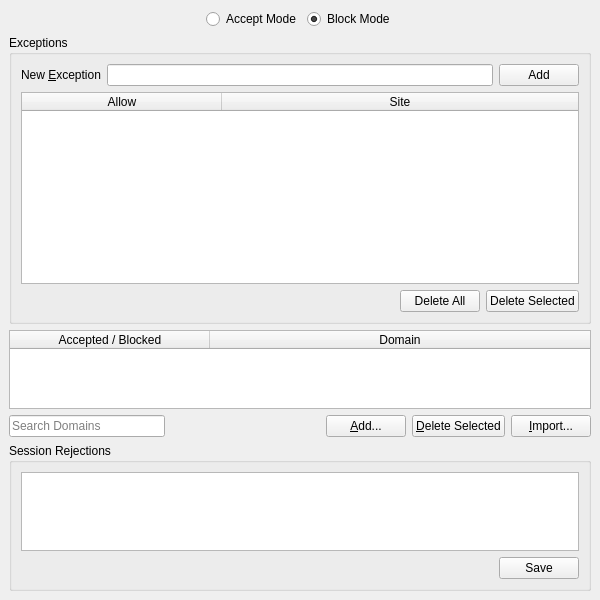
Old version of the form 2.x/UI/dooble_accepted_or_blocked_domains.ui in the repository textbrowser/dooble.
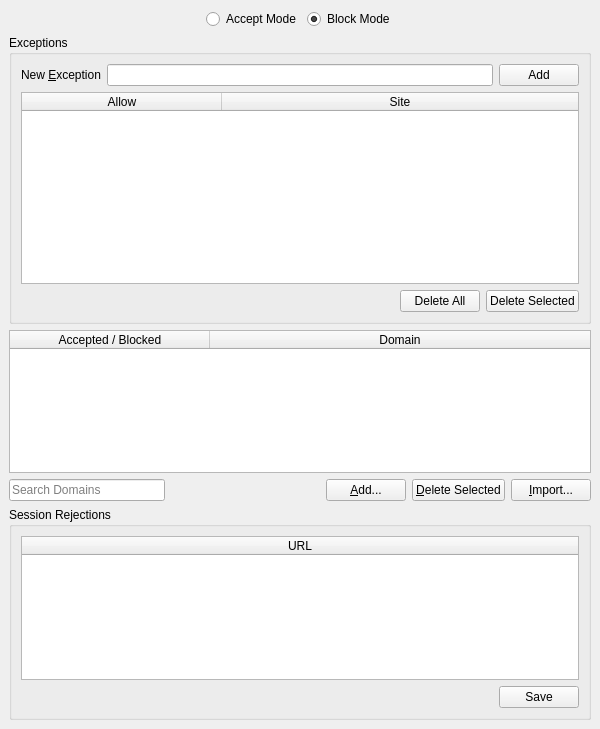
New version of the form. Icons and pictures are not drawn. Custom widgets are drawn as their Qt base class.

Diff of the .ui file:
```diff
--- a/2.x/UI/dooble_accepted_or_blocked_domains.ui
+++ b/2.x/UI/dooble_accepted_or_blocked_domains.ui
@@ -7,7 +7,7 @@
     <x>0</x>
     <y>0</y>
     <width>600</width>
-    <height>600</height>
+    <height>729</height>
    </rect>
   </property>
   <property name="windowTitle">
@@ -292,7 +292,37 @@
       </property>
       <layout class="QVBoxLayout" name="verticalLayout_2">
        <item>
-        <widget class="QTableWidget" name="session_rejections"/>
+        <widget class="QTableWidget" name="session_rejections">
+         <property name="tabKeyNavigation">
+          <bool>false</bool>
+         </property>
+         <property name="alternatingRowColors">
+          <bool>true</bool>
+         </property>
+         <property name="selectionBehavior">
+          <enum>QAbstractItemView::SelectRows</enum>
+         </property>
+         <property name="horizontalScrollMode">
+          <enum>QAbstractItemView::ScrollPerPixel</enum>
+         </property>
+         <property name="showGrid">
+          <bool>false</bool>
+         </property>
+         <property name="sortingEnabled">
+          <bool>true</bool>
+         </property>
+         <attribute name="horizontalHeaderStretchLastSection">
+          <bool>true</bool>
+         </attribute>
+         <attribute name="verticalHeaderVisible">
+          <bool>false</bool>
+         </attribute>
+         <column>
+          <property name="text">
+           <string>URL</string>
+          </property>
+         </column>
+        </widget>
        </item>
        <item>
         <layout class="QHBoxLayout" name="horizontalLayout_3">
```
